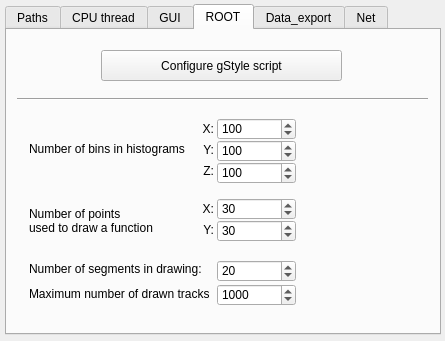
Old version of the form src/gui/globalsettingswindowclass.ui in the repository andrmor/ANTS2.
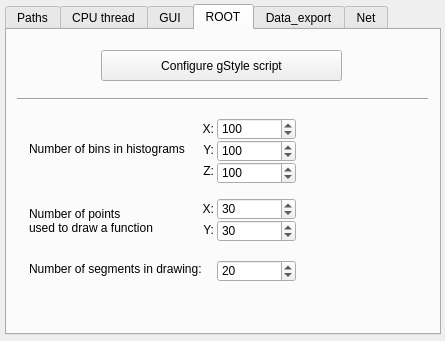
New version of the form. The open tabs and pages were chosen to show the change.

The edit to the form file:
```diff
--- a/src/gui/globalsettingswindowclass.ui
+++ b/src/gui/globalsettingswindowclass.ui
@@ -669,41 +669,6 @@
        <set>Qt::AlignLeading|Qt::AlignLeft|Qt::AlignVCenter</set>
       </property>
      </widget>
-     <widget class="QSpinBox" name="sbMaxNumTracks">
-      <property name="geometry">
-       <rect>
-        <x>210</x>
-        <y>254</y>
-        <width>79</width>
-        <height>22</height>
-       </rect>
-      </property>
-      <property name="minimum">
-       <number>1</number>
-      </property>
-      <property name="maximum">
-       <number>1000000</number>
-      </property>
-      <property name="value">
-       <number>1000</number>
-      </property>
-     </widget>
-     <widget class="QLabel" name="label_7">
-      <property name="geometry">
-       <rect>
-        <x>22</x>
-        <y>254</y>
-        <width>180</width>
-        <height>20</height>
-       </rect>
-      </property>
-      <property name="text">
-       <string>Maximum number of drawn tracks:</string>
-      </property>
-      <property name="alignment">
-       <set>Qt::AlignLeading|Qt::AlignLeft|Qt::AlignVCenter</set>
-      </property>
-     </widget>
      <widget class="QLabel" name="label_8">
       <property name="geometry">
        <rect>
```
Left out of the diff: 2 changed lines with no effect on the pictures.
